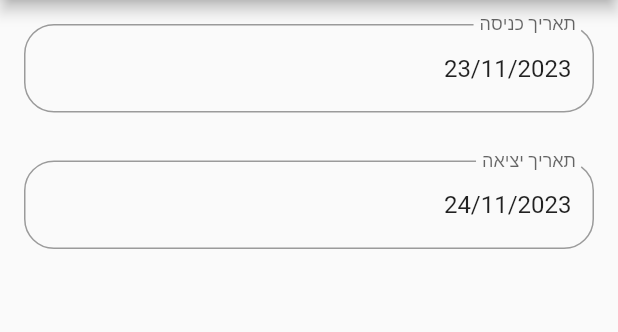
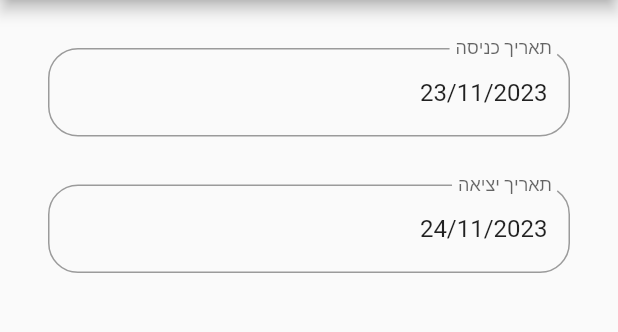
Before and after one commit to dannybroyd/meonot, a Flutter app: the OvernightRequestPage screen opened directly with empty values, on a phone screen of 412 x 824 dp, the part 120-452 px from its top. Run offline on Flutter 3.47's test engine with Material 2 defaults, Android fonts, the phone set to English and light mode, and no system bars; our stand-ins replace flutter_form_builder, hive, hive_flutter, shared_preferences; accounts and stored records are empty.

```diff
--- a/meonot_app/our_app/lib/pages/request_overnight.dart
+++ b/meonot_app/our_app/lib/pages/request_overnight.dart
@@ -16,10 +16,13 @@ class _OvernightRequestPageState extends State<OvernightRequestPage> {
       child: Scaffold(
         appBar: const MyAppBar(text: "בחר תאריך", middle: true,),
         body:
-        ListView(children: const [
-          DatePicker(name: "entranceDate", hintText: "תאריך כניסה"),
-          DatePicker(name: "leaveDate", hintText: "תאריך יציאה", leave: true),
-          ]),
+        Padding(
+          padding: const EdgeInsets.all(16.0),
+          child: ListView(children: const [
+            DatePicker(name: "entranceDate", hintText: "תאריך כניסה"),
+            DatePicker(name: "leaveDate", hintText: "תאריך יציאה", leave: true),
+            ]),
+        ),
       ),
     );
   }
```
Also changed, not shown: meonot_app/our_app/lib/pages/request_visitor.dart (+9 -2 lines).
